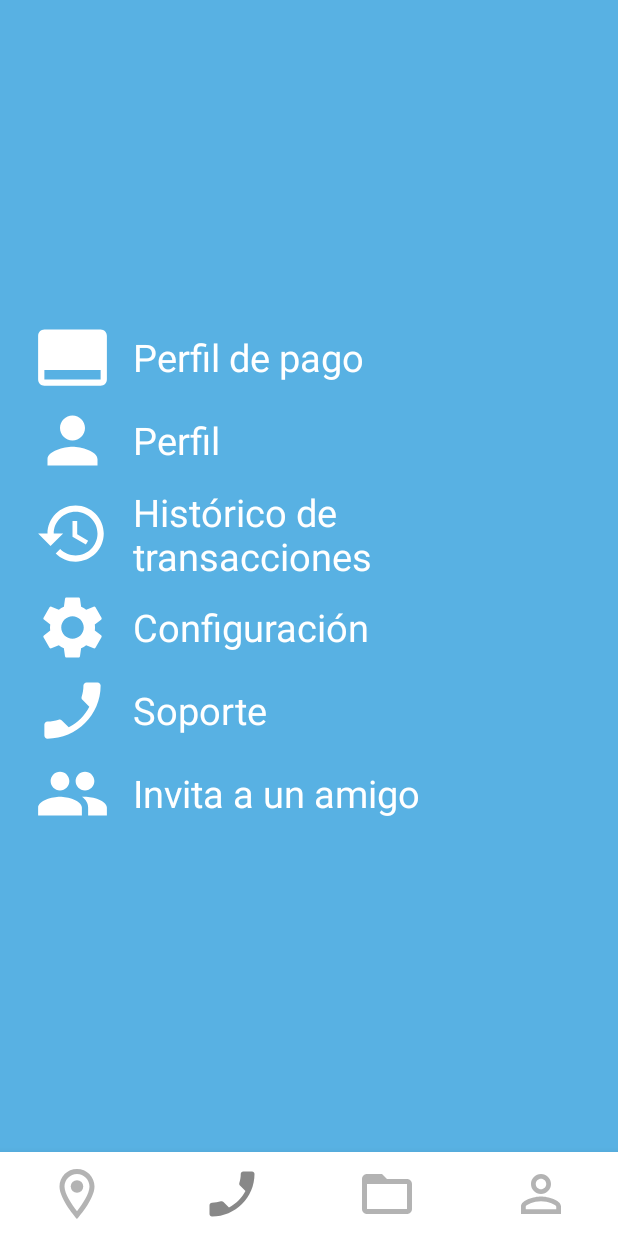
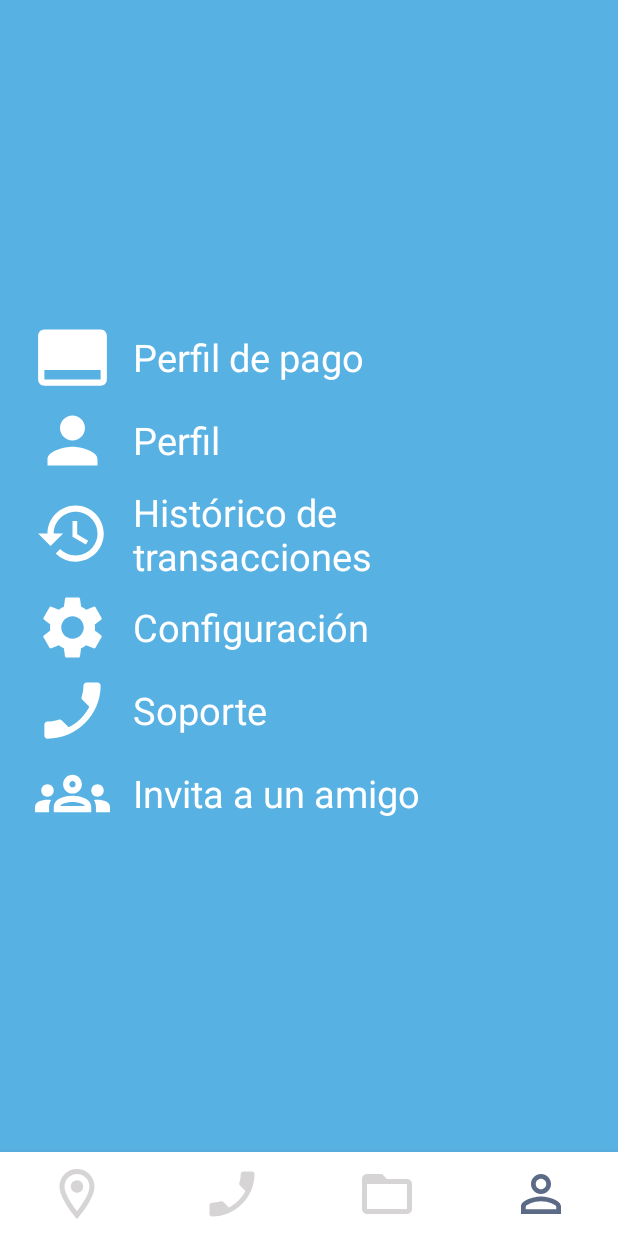
Before and after one commit to Denigt/WorkPod, an Android app: the WorkpodActivity screen opened directly, with no data from a screen before it, item 4 of the bottom bar chosen, on a phone screen of 412 x 824 dp. Run offline under Robolectric (Android 15) with nearby library versions, the phone set to English and light mode, and no system bars.

Commit message:
31-03 Cambiar color icono seleccionado del navigation view

```diff
--- a/app/src/main/java/com/example/workpod/fragments/Fragment_Menu_Usuario.java
+++ b/app/src/main/java/com/example/workpod/fragments/Fragment_Menu_Usuario.java
@@ -77,7 +77,7 @@ public class Fragment_Menu_Usuario extends Fragment {
         aLstMU.add(new LsV_Menu_Usuario(1,R.drawable.ic_perfil,"Perfil"));
         aLstMU.add(new LsV_Menu_Usuario(2,R.drawable.ic_transaction_history,"Histórico de transacciones"));
         aLstMU.add(new LsV_Menu_Usuario(3,R.drawable.ic_configuration,"Configuración"));
-        aLstMU.add(new LsV_Menu_Usuario(4,R.drawable.ic_support,"Soporte"));
+        aLstMU.add(new LsV_Menu_Usuario(4,R.drawable.ic_support_user_menu,"Soporte"));
         aLstMU.add(new LsV_Menu_Usuario(5,R.drawable.ic_invited_friend,"Invita a un amigo"));
         final Adaptador_LsV_Menu_Usuario aMU=new Adaptador_LsV_Menu_Usuario(view.getContext(),aLstMU);
         lsV_Menu_Usuario.setAdapter(aMU);
--- /dev/null
+++ b/app/src/main/res/color/colored_item.xml
@@ -0,0 +1,5 @@
+<?xml version="1.0" encoding="utf-8"?>
+<selector xmlns:android="http://schemas.android.com/apk/res/android">
+    <item android:color="@color/ResaltarTexto" android:state_checked="true" />
+    <item android:color="#C1BEBE" />
+</selector>
--- a/app/src/main/res/drawable/ic_dashboard_black_24dp.xml
+++ /dev/null
@@ -1,9 +0,0 @@
-<vector xmlns:android="http://schemas.android.com/apk/res/android"
-    android:width="24dp"
-    android:height="24dp"
-    android:viewportWidth="24.0"
-    android:viewportHeight="24.0">
-    <path
-        android:fillColor="#FF000000"
-        android:pathData="M3,13h8L11,3L3,3v10zM3,21h8v-6L3,15v6zM13,21h8L21,11h-8v10zM13,3v6h8L21,3h-8z" />
-</vector>
--- a/app/src/main/res/drawable/ic_folder.xml
+++ b/app/src/main/res/drawable/ic_folder.xml
@@ -1,6 +1,5 @@
-<vector android:alpha="0.3" android:autoMirrored="true"
-    android:height="24dp" android:tint="?attr/colorControlNormal"
-    android:viewportHeight="24" android:viewportWidth="24"
-    android:width="24dp" xmlns:android="http://schemas.android.com/apk/res/android">
+<vector android:alpha="0.66" android:height="24dp"
+    android:tint="#061E47" android:viewportHeight="24"
+    android:viewportWidth="24" android:width="24dp" xmlns:android="http://schemas.android.com/apk/res/android">
     <path android:fillColor="@android:color/white" android:pathData="M20,6h-8l-2,-2L4,4c-1.1,0 -1.99,0.9 -1.99,2L2,18c0,1.1 0.9,2 2,2h16c1.1,0 2,-0.9 2,-2L22,8c0,-1.1 -0.9,-2 -2,-2zM20,18L4,18L4,8h16v10z"/>
 </vector>
--- a/app/src/main/res/drawable/ic_invited_friend.xml
+++ b/app/src/main/res/drawable/ic_invited_friend.xml
@@ -1,5 +1,5 @@
-<vector android:autoMirrored="true" android:height="24dp"
-    android:tint="#FFFFFF" android:viewportHeight="24"
-    android:viewportWidth="24" android:width="24dp" xmlns:android="http://schemas.android.com/apk/res/android">
-    <path android:fillColor="@android:color/white" android:pathData="M16,11c1.66,0 2.99,-1.34 2.99,-3S17.66,5 16,5c-1.66,0 -3,1.34 -3,3s1.34,3 3,3zM8,11c1.66,0 2.99,-1.34 2.99,-3S9.66,5 8,5C6.34,5 5,6.34 5,8s1.34,3 3,3zM8,13c-2.33,0 -7,1.17 -7,3.5L1,19h14v-2.5c0,-2.33 -4.67,-3.5 -7,-3.5zM16,13c-0.29,0 -0.62,0.02 -0.97,0.05 1.16,0.84 1.97,1.97 1.97,3.45L17,19h6v-2.5c0,-2.33 -4.67,-3.5 -7,-3.5z"/>
+<vector android:height="24dp" android:tint="#FFFFFF"
+    android:viewportHeight="24" android:viewportWidth="24"
+    android:width="24dp" xmlns:android="http://schemas.android.com/apk/res/android">
+    <path android:fillColor="@android:color/white" android:pathData="M4,13c1.1,0 2,-0.9 2,-2c0,-1.1 -0.9,-2 -2,-2s-2,0.9 -2,2C2,12.1 2.9,13 4,13zM5.13,14.1C4.76,14.04 4.39,14 4,14c-0.99,0 -1.93,0.21 -2.78,0.58C0.48,14.9 0,15.62 0,16.43V18l4.5,0v-1.61C4.5,15.56 4.73,14.78 5.13,14.1zM20,13c1.1,0 2,-0.9 2,-2c0,-1.1 -0.9,-2 -2,-2s-2,0.9 -2,2C18,12.1 18.9,13 20,13zM24,16.43c0,-0.81 -0.48,-1.53 -1.22,-1.85C21.93,14.21 20.99,14 20,14c-0.39,0 -0.76,0.04 -1.13,0.1c0.4,0.68 0.63,1.46 0.63,2.29V18l4.5,0V16.43zM16.24,13.65c-1.17,-0.52 -2.61,-0.9 -4.24,-0.9c-1.63,0 -3.07,0.39 -4.24,0.9C6.68,14.13 6,15.21 6,16.39V18h12v-1.61C18,15.21 17.32,14.13 16.24,13.65zM8.07,16c0.09,-0.23 0.13,-0.39 0.91,-0.69c0.97,-0.38 1.99,-0.56 3.02,-0.56s2.05,0.18 3.02,0.56c0.77,0.3 0.81,0.46 0.91,0.69H8.07zM12,8c0.55,0 1,0.45 1,1s-0.45,1 -1,1s-1,-0.45 -1,-1S11.45,8 12,8M12,6c-1.66,0 -3,1.34 -3,3c0,1.66 1.34,3 3,3s3,-1.34 3,-3C15,7.34 13.66,6 12,6L12,6z"/>
 </vector>
--- a/app/src/main/res/drawable/ic_location.xml
+++ b/app/src/main/res/drawable/ic_location.xml
@@ -1,7 +1,6 @@
-<vector android:alpha="0.3" android:autoMirrored="true"
-    android:height="24dp" android:tint="?attr/colorControlNormal"
-    android:viewportHeight="24" android:viewportWidth="24"
-    android:width="24dp" xmlns:android="http://schemas.android.com/apk/res/android">
+<vector android:alpha="0.66" android:height="24dp"
+    android:tint="#061E47" android:viewportHeight="24"
+    android:viewportWidth="24" android:width="24dp" xmlns:android="http://schemas.android.com/apk/res/android">
     <path android:fillColor="@android:color/white" android:pathData="M12,2C8.13,2 5,5.13 5,9c0,5.25 7,13 7,13s7,-7.75 7,-13c0,-3.87 -3.13,-7 -7,-7zM7,9c0,-2.76 2.24,-5 5,-5s5,2.24 5,5c0,2.88 -2.88,7.19 -5,9.88C9.92,16.21 7,11.85 7,9z"/>
     <path android:fillColor="@android:color/white" android:pathData="M12,9m-2.5,0a2.5,2.5 0,1 1,5 0a2.5,2.5 0,1 1,-5 0"/>
 </vector>
--- a/app/src/main/res/drawable/ic_support.xml
+++ b/app/src/main/res/drawable/ic_support.xml
@@ -1,5 +1,5 @@
-<vector android:autoMirrored="true" android:height="24dp"
-    android:tint="#FFFFFF" android:viewportHeight="24"
+<vector android:alpha="0.66" android:height="24dp"
+    android:tint="#061E47" android:viewportHeight="24"
     android:viewportWidth="24" android:width="24dp" xmlns:android="http://schemas.android.com/apk/res/android">
     <path android:fillColor="@android:color/white" android:pathData="M17.38,10.79l-2.2,-2.2c-0.28,-0.28 -0.36,-0.67 -0.25,-1.02 0.37,-1.12 0.57,-2.32 0.57,-3.57 0,-0.55 0.45,-1 1,-1H20c0.55,0 1,0.45 1,1 0,9.39 -7.61,17 -17,17 -0.55,0 -1,-0.45 -1,-1v-3.49c0,-0.55 0.45,-1 1,-1 1.24,0 2.45,-0.2 3.57,-0.57 0.35,-0.12 0.75,-0.03 1.02,0.24l2.2,2.2c2.83,-1.45 5.15,-3.76 6.59,-6.59z"/>
 </vector>
--- a/app/src/main/res/drawable/ic_support_navigation_view.xml
+++ b/app/src/main/res/drawable/ic_support_user_menu.xml
@@ -1,5 +1,4 @@
-<vector android:alpha="0.47" android:autoMirrored="true"
-    android:height="24dp" android:tint="#050505"
+<vector android:height="24dp" android:tint="#FFFFFF"
     android:viewportHeight="24" android:viewportWidth="24"
     android:width="24dp" xmlns:android="http://schemas.android.com/apk/res/android">
     <path android:fillColor="@android:color/white" android:pathData="M17.38,10.79l-2.2,-2.2c-0.28,-0.28 -0.36,-0.67 -0.25,-1.02 0.37,-1.12 0.57,-2.32 0.57,-3.57 0,-0.55 0.45,-1 1,-1H20c0.55,0 1,0.45 1,1 0,9.39 -7.61,17 -17,17 -0.55,0 -1,-0.45 -1,-1v-3.49c0,-0.55 0.45,-1 1,-1 1.24,0 2.45,-0.2 3.57,-0.57 0.35,-0.12 0.75,-0.03 1.02,0.24l2.2,2.2c2.83,-1.45 5.15,-3.76 6.59,-6.59z"/>
--- a/app/src/main/res/drawable/ic_user_menu.xml
+++ b/app/src/main/res/drawable/ic_user_menu.xml
@@ -1,6 +1,5 @@
-<vector android:alpha="0.3" android:autoMirrored="true"
-    android:height="24dp" android:tint="?attr/colorControlNormal"
-    android:viewportHeight="24" android:viewportWidth="24"
-    android:width="24dp" xmlns:android="http://schemas.android.com/apk/res/android">
+<vector android:alpha="0.66" android:height="24dp"
+    android:tint="#061E47" android:viewportHeight="24"
+    android:viewportWidth="24" android:width="24dp" xmlns:android="http://schemas.android.com/apk/res/android">
     <path android:fillColor="@android:color/white" android:pathData="M12,5.9c1.16,0 2.1,0.94 2.1,2.1s-0.94,2.1 -2.1,2.1S9.9,9.16 9.9,8s0.94,-2.1 2.1,-2.1m0,9c2.97,0 6.1,1.46 6.1,2.1v1.1L5.9,18.1L5.9,17c0,-0.64 3.13,-2.1 6.1,-2.1M12,4C9.79,4 8,5.79 8,8s1.79,4 4,4 4,-1.79 4,-4 -1.79,-4 -4,-4zM12,13c-2.67,0 -8,1.34 -8,4v3h16v-3c0,-2.66 -5.33,-4 -8,-4z"/>
 </vector>
--- a/app/src/main/res/layout/activity_workpod.xml
+++ b/app/src/main/res/layout/activity_workpod.xml
@@ -27,7 +27,7 @@
         android:layout_gravity="bottom"
         android:background="#FFFFFF"
         app:itemIconSize="40dp"
-        app:itemIconTint="@color/black"
+        app:itemIconTint="@color/colored_item"
         app:layout_constraintBottom_toBottomOf="parent"
         app:layout_constraintEnd_toEndOf="parent"
         app:layout_constraintStart_toStartOf="parent"
--- a/app/src/main/res/menu/bottom_nav_menu.xml
+++ b/app/src/main/res/menu/bottom_nav_menu.xml
@@ -8,7 +8,7 @@
 
     <item
         android:id="@+id/inv_support"
-        android:icon="@drawable/ic_support_navigation_view"
+        android:icon="@drawable/ic_support"
         android:iconTint="@color/Fondos"
         android:title="" />
 
@@ -21,4 +21,5 @@
         android:icon="@drawable/ic_user_menu"
         android:title="" />
 
+
 </menu>
```
Also changed, not shown: app/src/main/java/com/example/workpod/WorkpodActivity.java (+8 -0 lines).
